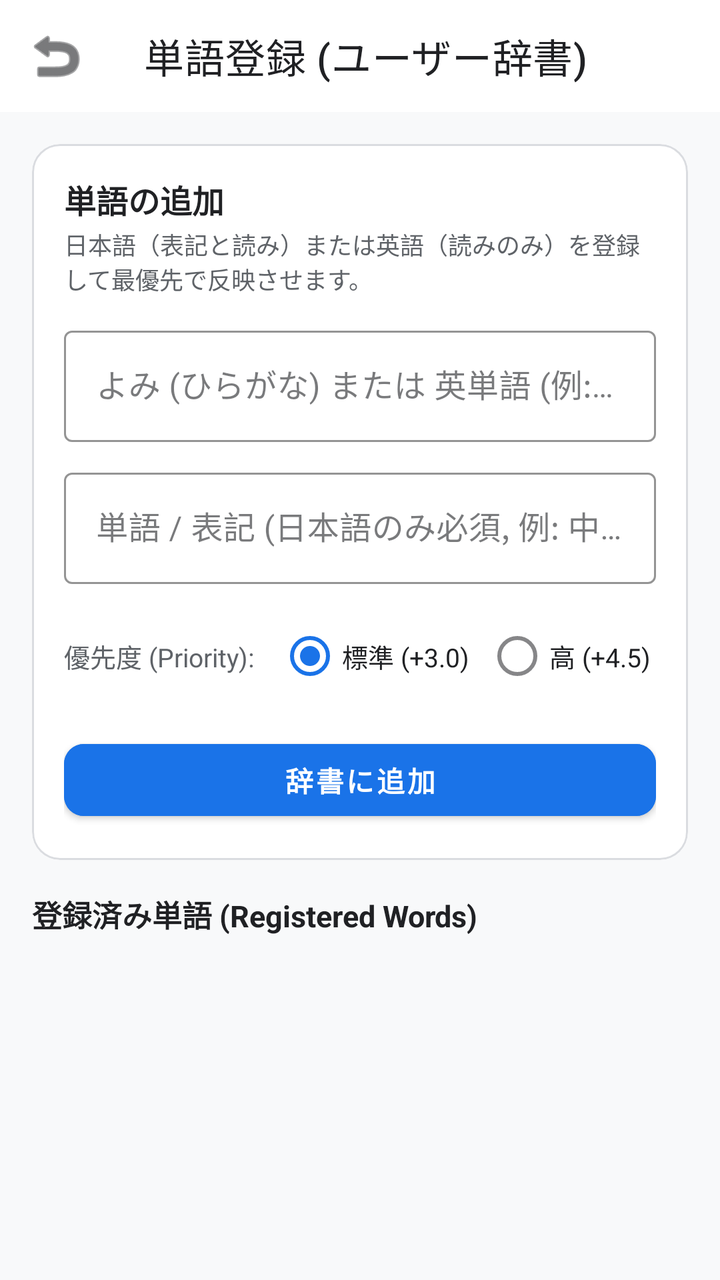
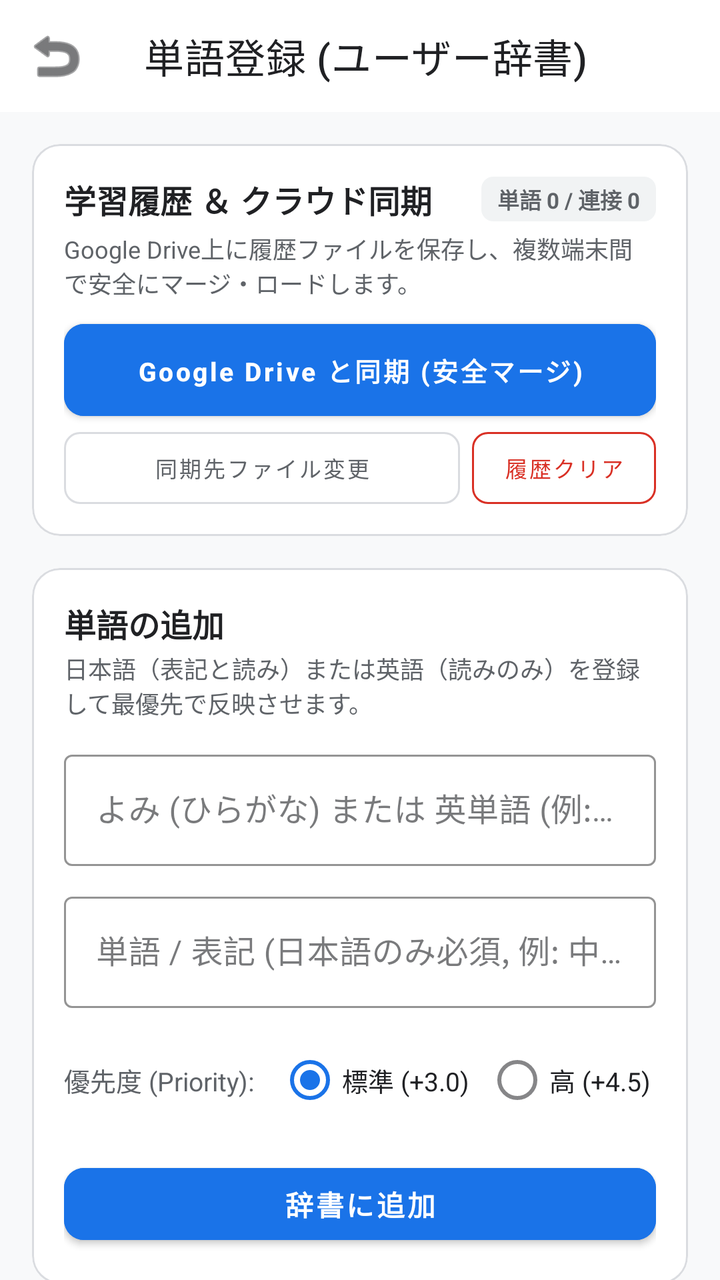

An Android layout rendered at two revisions. The XML below is the earlier revision; the diff shows what the commit changed to produce the second picture.
<!-- AndroidManifest.xml: application theme Theme.MyASR -->
<!-- res/layout/activity_dictionary.xml -->
<?xml version="1.0" encoding="utf-8"?>
<androidx.coordinatorlayout.widget.CoordinatorLayout xmlns:android="http://schemas.android.com/apk/res/android"
    xmlns:app="http://schemas.android.com/apk/res-auto"
    android:layout_width="match_parent"
    android:layout_height="match_parent"
    android:fitsSystemWindows="true"
    android:background="@color/background">

    <LinearLayout
        android:layout_width="match_parent"
        android:layout_height="match_parent"
        android:orientation="vertical">

        
        <com.google.android.material.appbar.MaterialToolbar
            android:id="@+id/toolbar"
            android:layout_width="match_parent"
            android:layout_height="wrap_content"
            android:background="@color/surface"
            app:navigationIcon="@android:drawable/ic_menu_revert"
            app:navigationIconTint="@color/text_primary"
            app:title="単語登録 (ユーザー辞書)"
            app:titleTextColor="@color/text_primary" />

        <androidx.core.widget.NestedScrollView
            android:id="@+id/nestedScrollView"
            android:layout_width="match_parent"
            android:layout_height="match_parent"
            android:fillViewport="true">

            <LinearLayout
                android:layout_width="match_parent"
                android:layout_height="wrap_content"
                android:orientation="vertical"
                android:padding="16dp">

                
                <com.google.android.material.card.MaterialCardView
                    android:id="@+id/cardEditForm"
                    android:layout_width="match_parent"
                    android:layout_height="wrap_content"
                    android:layout_marginBottom="16dp"
                    app:cardBackgroundColor="@color/surface"
                    app:cardCornerRadius="14dp"
                    app:cardElevation="0dp"
                    app:strokeColor="@color/border"
                    app:strokeWidth="1dp">

                    <LinearLayout
                        android:layout_width="match_parent"
                        android:layout_height="wrap_content"
                        android:orientation="vertical"
                        android:padding="16dp">

                        <TextView
                            android:id="@+id/tvFormTitle"
                            android:layout_width="wrap_content"
                            android:layout_height="wrap_content"
                            android:text="単語の追加"
                            android:textColor="@color/text_primary"
                            android:textSize="16sp"
                            android:textStyle="bold" />

                        <TextView
                            android:id="@+id/tvFormSubtitle"
                            android:layout_width="wrap_content"
                            android:layout_height="wrap_content"
                            android:layout_marginTop="2dp"
                            android:text="日本語（表記と読み）または英語（読みのみ）を登録して最優先で反映させます。"
                            android:textColor="@color/text_secondary"
                            android:textSize="12sp" />

                        
                        <com.google.android.material.textfield.TextInputLayout
                            android:id="@+id/layoutReading"
                            style="@style/Widget.MaterialComponents.TextInputLayout.OutlinedBox"
                            android:layout_width="match_parent"
                            android:layout_height="wrap_content"
                            android:layout_marginTop="12dp"
                            android:hint="よみ (ひらがな) または 英単語 (例: なかむら, Antigravity)"
                            app:boxStrokeColor="@color/primary"
                            app:hintTextColor="@color/primary">

                            <com.google.android.material.textfield.TextInputEditText
                                android:id="@+id/etReading"
                                android:layout_width="match_parent"
                                android:layout_height="wrap_content"
                                android:singleLine="true"
                                android:textColor="@color/text_primary" />
                        </com.google.android.material.textfield.TextInputLayout>

                        
                        <com.google.android.material.textfield.TextInputLayout
                            android:id="@+id/layoutWord"
                            style="@style/Widget.MaterialComponents.TextInputLayout.OutlinedBox"
                            android:layout_width="match_parent"
                            android:layout_height="wrap_content"
                            android:layout_marginTop="10dp"
                            android:hint="単語 / 表記 (日本語のみ必須, 例: 中村)"
                            app:boxStrokeColor="@color/primary"
                            app:hintTextColor="@color/primary">

                            <com.google.android.material.textfield.TextInputEditText
                                android:id="@+id/etWord"
                                android:layout_width="match_parent"
                                android:layout_height="wrap_content"
                                android:singleLine="true"
                                android:textColor="@color/text_primary" />
                        </com.google.android.material.textfield.TextInputLayout>

                        
                        <LinearLayout
                            android:layout_width="match_parent"
                            android:layout_height="wrap_content"
                            android:layout_marginTop="12dp"
                            android:gravity="center_vertical"
                            android:orientation="horizontal">

                            <TextView
                                android:layout_width="wrap_content"
                                android:layout_height="wrap_content"
                                android:text="優先度 (Priority):"
                                android:textColor="@color/text_secondary"
                                android:textSize="13sp" />

                            <RadioGroup
                                android:id="@+id/rgPriority"
                                android:layout_width="wrap_content"
                                android:layout_height="wrap_content"
                                android:layout_marginStart="12dp"
                                android:orientation="horizontal">

                                <RadioButton
                                    android:id="@+id/rbNormal"
                                    android:layout_width="wrap_content"
                                    android:layout_height="wrap_content"
                                    android:checked="true"
                                    android:text="標準 (+3.0)"
                                    android:textColor="@color/text_primary"
                                    android:textSize="13sp" />

                                <RadioButton
                                    android:id="@+id/rbHigh"
                                    android:layout_width="wrap_content"
                                    android:layout_height="wrap_content"
                                    android:layout_marginStart="8dp"
                                    android:text="高 (+4.5)"
                                    android:textColor="@color/text_primary"
                                    android:textSize="13sp" />
                            </RadioGroup>
                        </LinearLayout>

                        
                        <LinearLayout
                            android:layout_width="match_parent"
                            android:layout_height="wrap_content"
                            android:layout_marginTop="14dp"
                            android:orientation="horizontal">

                            <com.google.android.material.button.MaterialButton
                                android:id="@+id/btnCancelEdit"
                                style="@style/Widget.MaterialComponents.Button.OutlinedButton"
                                android:layout_width="0dp"
                                android:layout_height="48dp"
                                android:layout_weight="1"
                                android:layout_marginEnd="8dp"
                                android:text="キャンセル"
                                android:textColor="@color/text_secondary"
                                android:visibility="gone"
                                app:cornerRadius="10dp"
                                app:strokeColor="@color/border" />

                            <com.google.android.material.button.MaterialButton
                                android:id="@+id/btnAddWord"
                                android:layout_width="0dp"
                                android:layout_height="48dp"
                                android:layout_weight="2"
                                android:backgroundTint="@color/primary"
                                android:textColor="@color/on_primary"
                                android:text="辞書に追加"
                                android:textAllCaps="false"
                                android:textStyle="bold"
                                app:cornerRadius="10dp" />
                        </LinearLayout>

                    </LinearLayout>
                </com.google.android.material.card.MaterialCardView>

                
                <LinearLayout
                    android:layout_width="match_parent"
                    android:layout_height="wrap_content"
                    android:layout_marginBottom="8dp"
                    android:gravity="center_vertical"
                    android:orientation="horizontal">

                    <TextView
                        android:id="@+id/tvRegisteredCount"
                        android:layout_width="0dp"
                        android:layout_height="wrap_content"
                        android:layout_weight="1"
                        android:text="登録済み単語 (Registered Words)"
                        android:textColor="@color/text_primary"
                        android:textSize="15sp"
                        android:textStyle="bold" />

                    <TextView
                        android:id="@+id/tvActiveHotwords"
                        android:layout_width="wrap_content"
                        android:layout_height="wrap_content"
                        android:textColor="@color/text_muted"
                        android:textSize="12sp" />
                </LinearLayout>

                
                <androidx.recyclerview.widget.RecyclerView
                    android:id="@+id/rvDictionary"
                    android:layout_width="match_parent"
                    android:layout_height="wrap_content"
                    android:nestedScrollingEnabled="false" />

            </LinearLayout>
        </androidx.core.widget.NestedScrollView>

    </LinearLayout>

</androidx.coordinatorlayout.widget.CoordinatorLayout>
<!-- resources referenced by this layout -->
<resources>
  <color name="background">#F8F9FA</color>
  <color name="border">#DADCE0</color>
  <color name="on_primary">#FFFFFF</color>
  <color name="primary">#1A73E8</color>
  <color name="surface">#FFFFFF</color>
  <color name="text_muted">#80868B</color>
  <color name="text_primary">#202124</color>
  <color name="text_secondary">#5F6368</color>
  <style name="Theme.MyASR" parent="Theme.MaterialComponents.DayNight.NoActionBar">
          <item name="colorPrimary">@color/primary</item>
          <item name="colorPrimaryVariant">@color/primary_dark</item>
          <item name="colorOnPrimary">@color/on_primary</item>
          <item name="colorSecondary">@color/primary</item>
          <item name="colorSecondaryVariant">@color/primary_dark</item>
          <item name="colorOnSecondary">@color/on_primary</item>
          <item name="colorSurface">@color/surface</item>
          <item name="colorOnSurface">@color/text_primary</item>
          <item name="android:statusBarColor">@color/background</item>
          <item name="android:windowBackground">@color/background</item>
          <item name="android:windowLightStatusBar">true</item>
      </style>
  <color name="primary_dark">#1557B0</color>
</resources>

<!-- the commit's change to res/layout/activity_dictionary.xml (unified diff, before → after) -->
@@ -33,6 +33,119 @@
                 android:layout_height="wrap_content"
                 android:orientation="vertical"
                 android:padding="16dp">
+
+                
+                <com.google.android.material.card.MaterialCardView
+                    android:id="@+id/cardHistorySync"
+                    android:layout_width="match_parent"
+                    android:layout_height="wrap_content"
+                    android:layout_marginBottom="16dp"
+                    app:cardBackgroundColor="@color/surface"
+                    app:cardCornerRadius="14dp"
+                    app:cardElevation="0dp"
+                    app:strokeColor="@color/border"
+                    app:strokeWidth="1dp">
+
+                    <LinearLayout
+                        android:layout_width="match_parent"
+                        android:layout_height="wrap_content"
+                        android:orientation="vertical"
+                        android:padding="16dp">
+
+                        <LinearLayout
+                            android:layout_width="match_parent"
+                            android:layout_height="wrap_content"
+                            android:gravity="center_vertical"
+                            android:orientation="horizontal">
+
+                            <TextView
+                                android:layout_width="0dp"
+                                android:layout_height="wrap_content"
+                                android:layout_weight="1"
+                                android:text="学習履歴 ＆ クラウド同期"
+                                android:textColor="@color/text_primary"
+                                android:textSize="16sp"
+                                android:textStyle="bold" />
+
+                            <TextView
+                                android:id="@+id/tvHistoryStatsBadge"
+                                android:layout_width="wrap_content"
+                                android:layout_height="wrap_content"
+                                android:background="@drawable/badge_background"
+                                android:backgroundTint="@color/badge_neutral_bg"
+                                android:paddingHorizontal="8dp"
+                                android:paddingVertical="3dp"
+                                android:text="単語 0 / 連接 0"
+                                android:textColor="@color/badge_neutral_text"
+                                android:textSize="11sp"
+                                android:textStyle="bold" />
+                        </LinearLayout>
+
+                        <TextView
+                            android:id="@+id/tvSyncStatusSummary"
+                            android:layout_width="wrap_content"
+                            android:layout_height="wrap_content"
+                            android:layout_marginTop="4dp"
+                            android:text="Google Drive上に履歴ファイルを保存し、複数端末間で安全にマージ・ロードします。"
+                            android:textColor="@color/text_secondary"
+                            android:textSize="12sp" />
+
+                        
+                        <com.google.android.material.button.MaterialButton
+                            android:id="@+id/btnSyncGoogleDrive"
+                            android:layout_width="match_parent"
+                            android:layout_height="46dp"
+                            android:layout_marginTop="12dp"
+                            android:backgroundTint="@color/primary"
+                            android:insetTop="0dp"
+                            android:insetBottom="0dp"
+                            android:text="Google Drive と同期 (安全マージ)"
+                            android:textAllCaps="false"
+                            android:textColor="@color/on_primary"
+                            android:textSize="13sp"
+                            android:textStyle="bold"
+                            app:cornerRadius="10dp" />
+
+                        
+                        <LinearLayout
+                            android:layout_width="match_parent"
+                            android:layout_height="wrap_content"
+                            android:layout_marginTop="8dp"
+                            android:orientation="horizontal">
+
+                            <com.google.android.material.button.MaterialButton
+                                android:id="@+id/btnSelectSyncFile"
+                                style="@style/Widget.MaterialComponents.Button.OutlinedButton"
+                                android:layout_width="0dp"
+                                android:layout_height="36dp"
+                                android:layout_marginEnd="6dp"
+                                android:layout_weight="1"
+                                android:insetTop="0dp"
+                                android:insetBottom="0dp"
+                                android:text="同期先ファイル変更"
+                                android:textAllCaps="false"
+                                android:textColor="@color/text_secondary"
+                                android:textSize="11sp"
+                                app:cornerRadius="8dp"
+                                app:strokeColor="@color/border" />
+
+                            <com.google.android.material.button.MaterialButton
+                                android:id="@+id/btnClearHistory"
+                                style="@style/Widget.MaterialComponents.Button.OutlinedButton"
+                                android:layout_width="wrap_content"
+                                android:layout_height="36dp"
+                                android:insetTop="0dp"
+                                android:insetBottom="0dp"
+                                android:text="履歴クリア"
+                                android:textAllCaps="false"
+                                android:textColor="@color/accent_red"
+                                android:textSize="11sp"
+                                app:cornerRadius="8dp"
+                                app:strokeColor="@color/accent_red" />
+                        </LinearLayout>
+
+                    </LinearLayout>
+                </com.google.android.material.card.MaterialCardView>
 
                 
                 <com.google.android.material.card.MaterialCardView
<!-- resource entries referenced after the edit -->
@@ -1,6 +1,9 @@
 <!-- resources referenced by this layout -->
 <resources>
+  <color name="accent_red">#D93025</color>
   <color name="background">#F8F9FA</color>
+  <color name="badge_neutral_bg">#F1F3F4</color>
+  <color name="badge_neutral_text">#5F6368</color>
   <color name="border">#DADCE0</color>
   <color name="on_primary">#FFFFFF</color>
   <color name="primary">#1A73E8</color>
@@ -8,6 +11,13 @@
   <color name="text_muted">#80868B</color>
   <color name="text_primary">#202124</color>
   <color name="text_secondary">#5F6368</color>
+  <!-- drawable badge_background (drawable) -->
+  <?xml version="1.0" encoding="utf-8"?>
+  <shape xmlns:android="http://schemas.android.com/apk/res/android"
+      android:shape="rectangle">
+      <corners android:radius="6dp" />
+      <solid android:color="@color/badge_info_bg" />
+  </shape>
   <style name="Theme.MyASR" parent="Theme.MaterialComponents.DayNight.NoActionBar">
           <item name="colorPrimary">@color/primary</item>
           <item name="colorPrimaryVariant">@color/primary_dark</item>
@@ -21,6 +31,7 @@
           <item name="android:windowBackground">@color/background</item>
           <item name="android:windowLightStatusBar">true</item>
       </style>
+  <color name="badge_info_bg">#E8F0FE</color>
   <color name="primary_dark">#1557B0</color>
 </resources>
 
